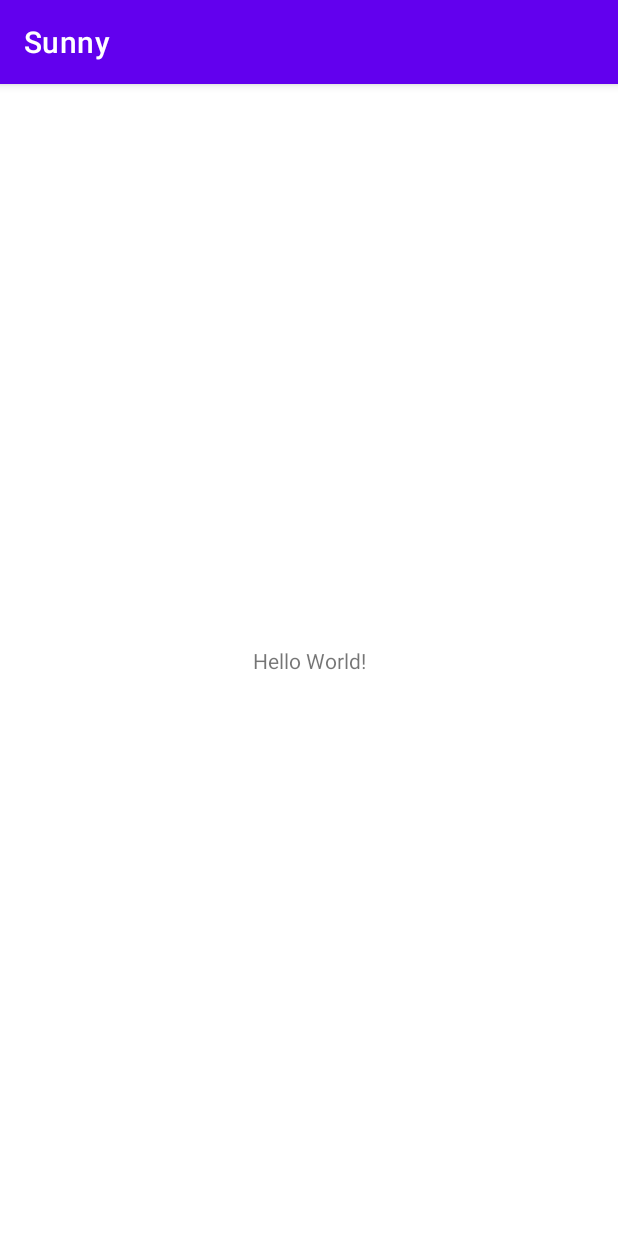
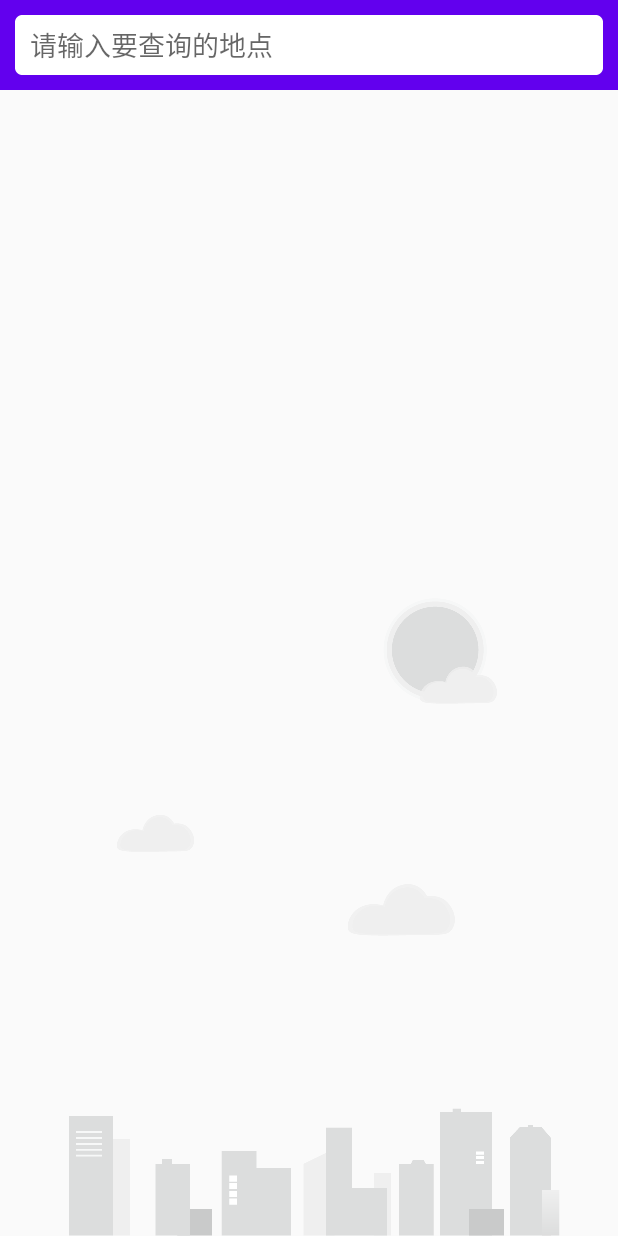
Before and after one commit to toPolaris/Sunny, an Android app: the screen it shows after launch (MainActivity), on a phone screen of 412 x 824 dp. Run offline under Robolectric (Android 15) with nearby library versions, the phone set to English and light mode, and no system bars; 1 statement that could not run was skipped.

Commit message:
完成地点搜索功能

```diff
--- a/app/src/main/AndroidManifest.xml
+++ b/app/src/main/AndroidManifest.xml
@@ -2,6 +2,7 @@
 <manifest xmlns:android="http://schemas.android.com/apk/res/android"
     package="com.sunny.android">
 
+    <uses-permission android:name="android.permission.INTERNET" />
     <application
         android:name=".SunnyApplication"
         android:allowBackup="true"
--- a/app/src/main/java/com/sunny/android/SunnyApplication.kt
+++ b/app/src/main/java/com/sunny/android/SunnyApplication.kt
@@ -3,7 +3,7 @@ package com.sunny.android
 /** Sunny com.sunny.android
  * @Date: 2021/1/31 17:02
  * @Author: toPolaris
- * @Description: 提供一种全局获取Context的方式
+ * @Description: 提供一种全局获取Context的方式、提供令牌值调用常量
  */
 import android.annotation.SuppressLint
 import android.app.Application
@@ -13,7 +13,7 @@ class SunnyApplication : Application() {
     companion object {
         @SuppressLint("StaticFieldLeak")
         lateinit var context: Context
-        const val TOKEN = "HELLO_WORLD" // 令牌值
+        const val TOKEN = "ZtQWtVrLXYS31UMv" // 令牌值
     }
 
     override fun onCreate() {
--- /dev/null
+++ b/app/src/main/java/com/sunny/android/ui/place/PlaceFragment.kt
@@ -0,0 +1,73 @@
+package com.sunny.android.ui.place
+
+import android.os.Bundle
+import android.util.Log
+import android.view.LayoutInflater
+import android.view.View
+import android.view.ViewGroup
+import android.widget.Toast
+import androidx.core.widget.addTextChangedListener
+import androidx.fragment.app.Fragment
+import androidx.lifecycle.Observer
+import androidx.lifecycle.ViewModelProviders
+import androidx.recyclerview.widget.LinearLayoutManager
+import com.sunny.android.R
+import kotlinx.android.synthetic.main.fragment_place.*
+
+/** Sunny com.sunny.android.ui.place
+ * @Date: 2021/2/1 18:26
+ * @Author: toPolaris
+ * @Description:
+ */
+class PlaceFragment : Fragment() {
+    /** 获取ViewModel实例 */
+    val viewModel by lazy { ViewModelProviders.of(this).get(PlaceViewModel::class.java) }
+    private lateinit var adapter: PlaceAdapter
+
+    /** 加载fragment_place布局 */
+    override fun onCreateView(
+        inflater: LayoutInflater,
+        container: ViewGroup?,
+        savedInstanceState: Bundle?
+    ): View? {
+        return inflater.inflate(R.layout.fragment_place, container, false)
+    }
+
+    override fun onActivityCreated(savedInstanceState: Bundle?) {
+        super.onActivityCreated(savedInstanceState)
+        /** 给recyclerView设置LayoutManager */
+        val layoutManager = LinearLayoutManager(activity)
+        recyclerView.layoutManager = layoutManager
+        /** 设置数据源为placeList */
+        adapter = PlaceAdapter(this, viewModel.placeList)
+        recyclerView.adapter = adapter
+        searchPlaceEdit.addTextChangedListener { editable ->
+
+            val content = editable.toString()
+            if (content.isNotEmpty()) {
+                Log.d("PlaceFragment content", content)
+                viewModel.searchPlaces(content)
+            } else {
+                recyclerView.visibility = View.GONE
+                bgImageView.visibility = View.VISIBLE
+                viewModel.placeList.clear()
+                adapter.notifyDataSetChanged()
+            }
+        }
+        viewModel.placeLiveData.observe(viewLifecycleOwner, Observer { result ->
+            val places = result.getOrNull()
+            if (places != null) {
+                // 返回数据不为空
+                recyclerView.visibility = View.VISIBLE
+                bgImageView.visibility = View.GONE
+                viewModel.placeList.clear()
+                viewModel.placeList.addAll(places)
+                // 通知PlaceAdapter刷新界面
+                adapter.notifyDataSetChanged()
+            } else {
+                Toast.makeText(activity, "未能查询到任何地点", Toast.LENGTH_SHORT).show()
+                result.exceptionOrNull()?.printStackTrace()
+            }
+        })
+    }
+}
--- /dev/null
+++ b/app/src/main/java/com/sunny/android/ui/place/PlaceViewModel.kt
@@ -0,0 +1,26 @@
+package com.sunny.android.ui.place
+
+import android.util.Log
+import androidx.lifecycle.MutableLiveData
+import androidx.lifecycle.Transformations
+import androidx.lifecycle.ViewModel
+import com.sunny.android.logic.Repository
+import com.sunny.android.logic.model.Place
+
+/** Sunny com.sunny.android.ui.place
+ * @Date: 2021/2/1 17:42
+ * @Author: toPolaris
+ * @Description: place界面的ViewModel层
+ */
+class PlaceViewModel : ViewModel() {
+    private val searchLiveData = MutableLiveData<String>()
+    val placeList = ArrayList<Place>() // 用来缓存界面上用来显示的位置数据
+    val placeLiveData = Transformations.switchMap(searchLiveData) { query ->
+        Repository.searchPlaces(query)
+    }
+
+    fun searchPlaces(query: String) {
+        searchLiveData.value = query
+        //Log.d("PlaceViewModel", searchLiveData.value.toString())
+    }
+}
--- a/app/src/main/res/layout/activity_main.xml
+++ b/app/src/main/res/layout/activity_main.xml
@@ -1,18 +1,12 @@
 <?xml version="1.0" encoding="utf-8"?>
-<androidx.constraintlayout.widget.ConstraintLayout xmlns:android="http://schemas.android.com/apk/res/android"
-    xmlns:app="http://schemas.android.com/apk/res-auto"
-    xmlns:tools="http://schemas.android.com/tools"
+<FrameLayout xmlns:android="http://schemas.android.com/apk/res/android"
     android:layout_width="match_parent"
-    android:layout_height="match_parent"
-    tools:context=".MainActivity">
+    android:layout_height="match_parent">
 
-    <TextView
-        android:layout_width="wrap_content"
-        android:layout_height="wrap_content"
-        android:text="Hello World!"
-        app:layout_constraintBottom_toBottomOf="parent"
-        app:layout_constraintLeft_toLeftOf="parent"
-        app:layout_constraintRight_toRightOf="parent"
-        app:layout_constraintTop_toTopOf="parent" />
+    <fragment
+        android:id="@+id/placeFragment"
+        android:name="com.sunny.android.ui.place.PlaceFragment"
+        android:layout_width="match_parent"
+        android:layout_height="match_parent" />
 
-</androidx.constraintlayout.widget.ConstraintLayout>
+</FrameLayout>
--- /dev/null
+++ b/app/src/main/res/layout/fragment_place.xml
@@ -0,0 +1,42 @@
+<?xml version="1.0" encoding="utf-8"?>
+<RelativeLayout xmlns:android="http://schemas.android.com/apk/res/android"
+    android:layout_width="match_parent"
+    android:layout_height="match_parent"
+    android:background="?android:windowBackground">
+
+    <ImageView
+        android:id="@+id/bgImageView"
+        android:layout_width="match_parent"
+        android:layout_height="wrap_content"
+        android:layout_alignParentBottom="true"
+        android:src="@drawable/bg_place" />
+
+    <FrameLayout
+        android:id="@+id/actionbarLayout"
+        android:layout_width="match_parent"
+        android:layout_height="60dp"
+        android:background="@color/design_default_color_primary">
+
+        <!-- 输入框 -->
+        <EditText
+            android:id="@+id/searchPlaceEdit"
+            android:layout_width="match_parent"
+            android:layout_height="40dp"
+            android:layout_gravity="center_vertical"
+            android:layout_marginStart="10dp"
+            android:layout_marginEnd="10dp"
+            android:background="@drawable/search_bg"
+            android:hint="请输入要查询的地点"
+            android:paddingStart="10dp"
+            android:paddingEnd="10dp" />
+    </FrameLayout>
+
+    <!-- 展示搜索结果 -->
+    <androidx.recyclerview.widget.RecyclerView
+        android:id="@+id/recyclerView"
+        android:layout_width="match_parent"
+        android:layout_height="match_parent"
+        android:layout_below="@+id/actionbarLayout"
+        android:visibility="gone" />
+
+</RelativeLayout>
--- a/app/src/main/res/values/themes.xml
+++ b/app/src/main/res/values/themes.xml
@@ -1,6 +1,6 @@
 <resources xmlns:tools="http://schemas.android.com/tools">
     <!-- Base application theme. -->
-    <style name="Theme.Sunny" parent="Theme.MaterialComponents.DayNight.DarkActionBar">
+    <style name="Theme.Sunny" parent="Theme.AppCompat.Light.NoActionBar">
         <!-- Primary brand color. -->
         <item name="colorPrimary">@color/purple_500</item>
         <item name="colorPrimaryVariant">@color/purple_700</item>
```
Also changed, not shown: app/build.gradle (+5 -2 lines), app/src/main/java/com/sunny/android/logic/Repository.kt (added, +36 -0 lines), app/src/main/java/com/sunny/android/logic/network/SunnyNetwork.kt (added, +50 -0 lines), app/src/main/java/com/sunny/android/ui/place/PlaceAdapter.kt (added, +38 -0 lines), app/src/main/res/layout/place_item.xml (added, +34 -0 lines), 1 other file.
